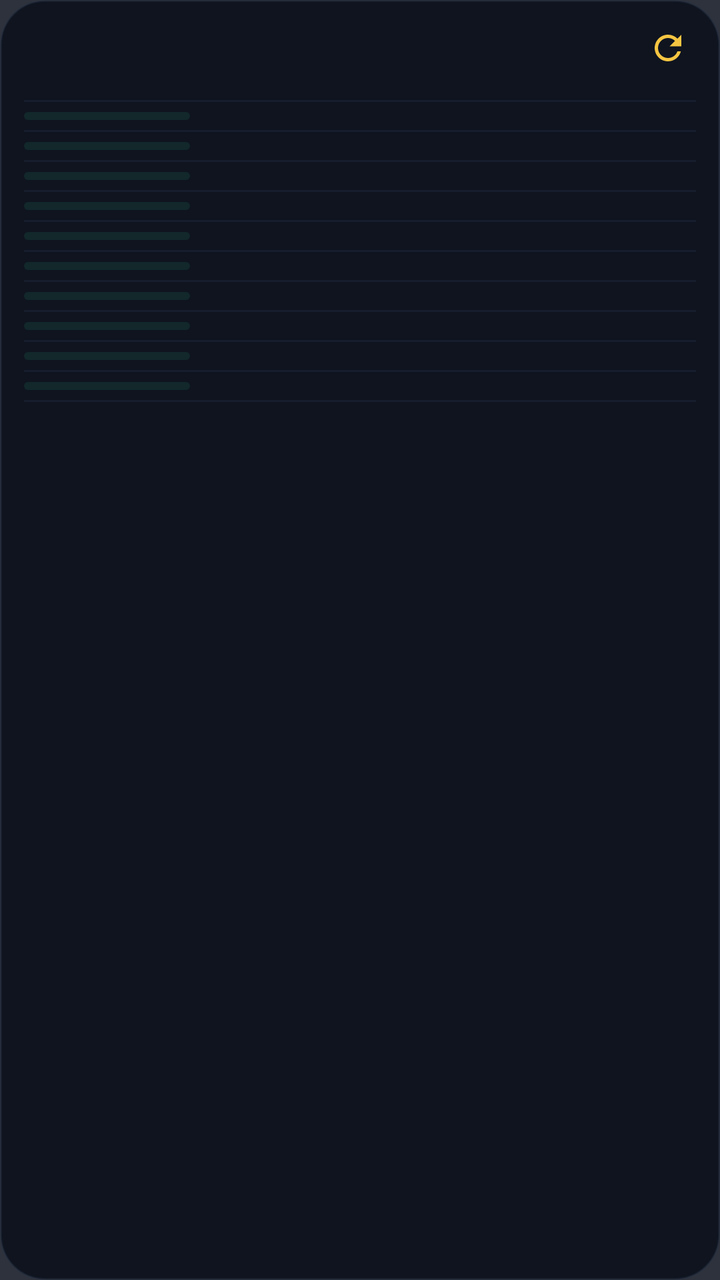
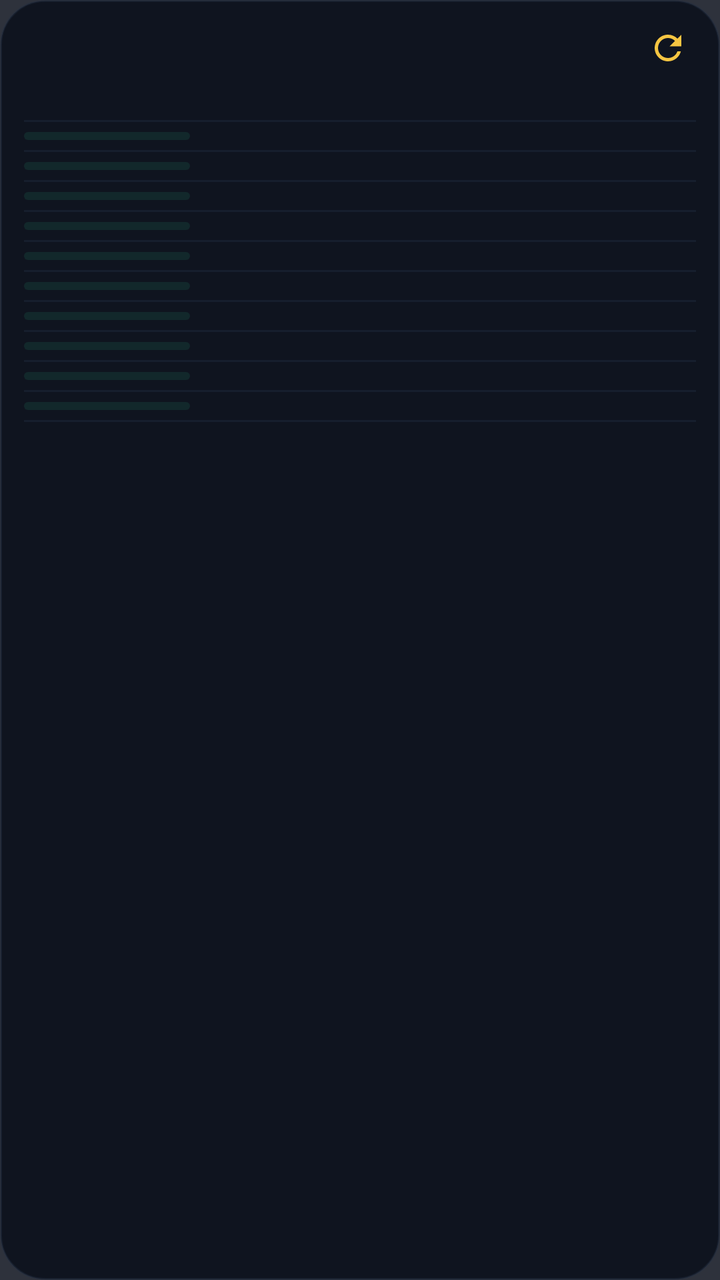

Screens rendered from an Android XML layout before and after an edit, with the pre-edit source and the edit as a unified diff.
<!-- AndroidManifest.xml: application theme Theme.MarketPluss -->
<!-- res/layout/widget_layout.xml -->
<?xml version="1.0" encoding="utf-8"?>
<LinearLayout xmlns:android="http://schemas.android.com/apk/res/android" android:id="@+id/widget_root" android:layout_width="match_parent" android:layout_height="match_parent" android:background="@drawable/bg_widget" android:orientation="vertical" android:paddingStart="12dp" android:paddingEnd="12dp" android:paddingTop="10dp" android:paddingBottom="10dp">
<LinearLayout android:layout_width="match_parent" android:layout_height="wrap_content" android:gravity="center_vertical" android:layoutDirection="ltr" android:orientation="horizontal"><ImageView android:id="@+id/iv_title" android:layout_width="wrap_content" android:layout_height="wrap_content" android:adjustViewBounds="true" android:scaleType="center" android:contentDescription="@string/widget_name"/><TextView android:layout_width="0dp" android:layout_height="1dp" android:layout_weight="1" android:text=""/><ImageView android:id="@+id/iv_updated_at" android:layout_width="wrap_content" android:layout_height="wrap_content" android:layout_marginEnd="6dp" android:adjustViewBounds="true" android:scaleType="center"/><ImageView android:id="@+id/btn_refresh" android:layout_width="28dp" android:layout_height="28dp" android:padding="4dp" android:src="@drawable/ic_refresh" android:contentDescription="@string/refresh"/></LinearLayout>
<LinearLayout android:layout_width="match_parent" android:layout_height="wrap_content" android:layout_marginTop="8dp" android:gravity="center_vertical" android:layoutDirection="rtl" android:orientation="horizontal" android:paddingStart="2dp" android:paddingEnd="2dp"><LinearLayout android:layout_width="0dp" android:layout_height="wrap_content" android:layout_weight="1.4" android:gravity="center_vertical|start"><ImageView android:id="@+id/iv_header_name" android:layout_width="wrap_content" android:layout_height="wrap_content" android:adjustViewBounds="true" android:scaleType="center"/></LinearLayout><LinearLayout android:layout_width="0dp" android:layout_height="wrap_content" android:layout_weight="1.2" android:gravity="center_vertical|start"><ImageView android:id="@+id/iv_header_value" android:layout_width="wrap_content" android:layout_height="wrap_content" android:adjustViewBounds="true" android:scaleType="center"/></LinearLayout><LinearLayout android:layout_width="0dp" android:layout_height="wrap_content" android:layout_weight="0.85" android:gravity="center"><ImageView android:id="@+id/iv_header_pct" android:layout_width="wrap_content" android:layout_height="wrap_content" android:adjustViewBounds="true" android:scaleType="center"/></LinearLayout></LinearLayout>
<TextView android:layout_width="match_parent" android:layout_height="1dp" android:layout_marginTop="4dp" android:background="@color/divider"/>
<LinearLayout android:id="@+id/row_0" android:layout_width="match_parent" android:layout_height="wrap_content" android:gravity="center_vertical" android:layoutDirection="rtl" android:orientation="horizontal" android:paddingTop="5dp" android:paddingBottom="5dp"><LinearLayout android:layout_width="0dp" android:layout_height="wrap_content" android:layout_weight="1.4" android:gravity="center_vertical|start" android:orientation="horizontal"><ImageView android:id="@+id/iv_name_0" android:layout_width="wrap_content" android:layout_height="wrap_content" android:adjustViewBounds="true" android:scaleType="center"/></LinearLayout><LinearLayout android:layout_width="0dp" android:layout_height="wrap_content" android:layout_weight="1.2" android:gravity="center_vertical|start" android:orientation="vertical"><ImageView android:id="@+id/iv_value_0" android:layout_width="wrap_content" android:layout_height="wrap_content" android:adjustViewBounds="true" android:scaleType="center"/><ImageView android:id="@+id/iv_unit_0" android:layout_width="wrap_content" android:layout_height="wrap_content" android:adjustViewBounds="true" android:scaleType="center" android:visibility="gone"/></LinearLayout><LinearLayout android:id="@+id/badge_0" android:layout_width="0dp" android:layout_height="wrap_content" android:layout_weight="0.85" android:background="@drawable/bg_badge_pos" android:gravity="center" android:paddingTop="2dp" android:paddingBottom="2dp" android:paddingStart="4dp" android:paddingEnd="4dp"><ImageView android:id="@+id/iv_pct_0" android:layout_width="wrap_content" android:layout_height="wrap_content" android:adjustViewBounds="true" android:scaleType="center"/></LinearLayout></LinearLayout>
<TextView android:id="@+id/div_0" android:layout_width="match_parent" android:layout_height="1dp" android:background="@color/divider"/>
<LinearLayout android:id="@+id/row_1" android:layout_width="match_parent" android:layout_height="wrap_content" android:gravity="center_vertical" android:layoutDirection="rtl" android:orientation="horizontal" android:paddingTop="5dp" android:paddingBottom="5dp"><LinearLayout android:layout_width="0dp" android:layout_height="wrap_content" android:layout_weight="1.4" android:gravity="center_vertical|start" android:orientation="horizontal"><ImageView android:id="@+id/iv_name_1" android:layout_width="wrap_content" android:layout_height="wrap_content" android:adjustViewBounds="true" android:scaleType="center"/></LinearLayout><LinearLayout android:layout_width="0dp" android:layout_height="wrap_content" android:layout_weight="1.2" android:gravity="center_vertical|start" android:orientation="vertical"><ImageView android:id="@+id/iv_value_1" android:layout_width="wrap_content" android:layout_height="wrap_content" android:adjustViewBounds="true" android:scaleType="center"/><ImageView android:id="@+id/iv_unit_1" android:layout_width="wrap_content" android:layout_height="wrap_content" android:adjustViewBounds="true" android:scaleType="center" android:visibility="gone"/></LinearLayout><LinearLayout android:id="@+id/badge_1" android:layout_width="0dp" android:layout_height="wrap_content" android:layout_weight="0.85" android:background="@drawable/bg_badge_pos" android:gravity="center" android:paddingTop="2dp" android:paddingBottom="2dp" android:paddingStart="4dp" android:paddingEnd="4dp"><ImageView android:id="@+id/iv_pct_1" android:layout_width="wrap_content" android:layout_height="wrap_content" android:adjustViewBounds="true" android:scaleType="center"/></LinearLayout></LinearLayout>
<TextView android:id="@+id/div_1" android:layout_width="match_parent" android:layout_height="1dp" android:background="@color/divider"/>
<LinearLayout android:id="@+id/row_2" android:layout_width="match_parent" android:layout_height="wrap_content" android:gravity="center_vertical" android:layoutDirection="rtl" android:orientation="horizontal" android:paddingTop="5dp" android:paddingBottom="5dp"><LinearLayout android:layout_width="0dp" android:layout_height="wrap_content" android:layout_weight="1.4" android:gravity="center_vertical|start" android:orientation="horizontal"><ImageView android:id="@+id/iv_name_2" android:layout_width="wrap_content" android:layout_height="wrap_content" android:adjustViewBounds="true" android:scaleType="center"/></LinearLayout><LinearLayout android:layout_width="0dp" android:layout_height="wrap_content" android:layout_weight="1.2" android:gravity="center_vertical|start" android:orientation="vertical"><ImageView android:id="@+id/iv_value_2" android:layout_width="wrap_content" android:layout_height="wrap_content" android:adjustViewBounds="true" android:scaleType="center"/><ImageView android:id="@+id/iv_unit_2" android:layout_width="wrap_content" android:layout_height="wrap_content" android:adjustViewBounds="true" android:scaleType="center" android:visibility="gone"/></LinearLayout><LinearLayout android:id="@+id/badge_2" android:layout_width="0dp" android:layout_height="wrap_content" android:layout_weight="0.85" android:background="@drawable/bg_badge_pos" android:gravity="center" android:paddingTop="2dp" android:paddingBottom="2dp" android:paddingStart="4dp" android:paddingEnd="4dp"><ImageView android:id="@+id/iv_pct_2" android:layout_width="wrap_content" android:layout_height="wrap_content" android:adjustViewBounds="true" android:scaleType="center"/></LinearLayout></LinearLayout>
<TextView android:id="@+id/div_2" android:layout_width="match_parent" android:layout_height="1dp" android:background="@color/divider"/>
<LinearLayout android:id="@+id/row_3" android:layout_width="match_parent" android:layout_height="wrap_content" android:gravity="center_vertical" android:layoutDirection="rtl" android:orientation="horizontal" android:paddingTop="5dp" android:paddingBottom="5dp"><LinearLayout android:layout_width="0dp" android:layout_height="wrap_content" android:layout_weight="1.4" android:gravity="center_vertical|start" android:orientation="horizontal"><ImageView android:id="@+id/iv_name_3" android:layout_width="wrap_content" android:layout_height="wrap_content" android:adjustViewBounds="true" android:scaleType="center"/></LinearLayout><LinearLayout android:layout_width="0dp" android:layout_height="wrap_content" android:layout_weight="1.2" android:gravity="center_vertical|start" android:orientation="vertical"><ImageView android:id="@+id/iv_value_3" android:layout_width="wrap_content" android:layout_height="wrap_content" android:adjustViewBounds="true" android:scaleType="center"/><ImageView android:id="@+id/iv_unit_3" android:layout_width="wrap_content" android:layout_height="wrap_content" android:adjustViewBounds="true" android:scaleType="center" android:visibility="gone"/></LinearLayout><LinearLayout android:id="@+id/badge_3" android:layout_width="0dp" android:layout_height="wrap_content" android:layout_weight="0.85" android:background="@drawable/bg_badge_pos" android:gravity="center" android:paddingTop="2dp" android:paddingBottom="2dp" android:paddingStart="4dp" android:paddingEnd="4dp"><ImageView android:id="@+id/iv_pct_3" android:layout_width="wrap_content" android:layout_height="wrap_content" android:adjustViewBounds="true" android:scaleType="center"/></LinearLayout></LinearLayout>
<TextView android:id="@+id/div_3" android:layout_width="match_parent" android:layout_height="1dp" android:background="@color/divider"/>
<LinearLayout android:id="@+id/row_4" android:layout_width="match_parent" android:layout_height="wrap_content" android:gravity="center_vertical" android:layoutDirection="rtl" android:orientation="horizontal" android:paddingTop="5dp" android:paddingBottom="5dp"><LinearLayout android:layout_width="0dp" android:layout_height="wrap_content" android:layout_weight="1.4" android:gravity="center_vertical|start" android:orientation="horizontal"><ImageView android:id="@+id/iv_name_4" android:layout_width="wrap_content" android:layout_height="wrap_content" android:adjustViewBounds="true" android:scaleType="center"/></LinearLayout><LinearLayout android:layout_width="0dp" android:layout_height="wrap_content" android:layout_weight="1.2" android:gravity="center_vertical|start" android:orientation="vertical"><ImageView android:id="@+id/iv_value_4" android:layout_width="wrap_content" android:layout_height="wrap_content" android:adjustViewBounds="true" android:scaleType="center"/><ImageView android:id="@+id/iv_unit_4" android:layout_width="wrap_content" android:layout_height="wrap_content" android:adjustViewBounds="true" android:scaleType="center" android:visibility="gone"/></LinearLayout><LinearLayout android:id="@+id/badge_4" android:layout_width="0dp" android:layout_height="wrap_content" android:layout_weight="0.85" android:background="@drawable/bg_badge_pos" android:gravity="center" android:paddingTop="2dp" android:paddingBottom="2dp" android:paddingStart="4dp" android:paddingEnd="4dp"><ImageView android:id="@+id/iv_pct_4" android:layout_width="wrap_content" android:layout_height="wrap_content" android:adjustViewBounds="true" android:scaleType="center"/></LinearLayout></LinearLayout>
<TextView android:id="@+id/div_4" android:layout_width="match_parent" android:layout_height="1dp" android:background="@color/divider"/>
<LinearLayout android:id="@+id/row_5" android:layout_width="match_parent" android:layout_height="wrap_content" android:gravity="center_vertical" android:layoutDirection="rtl" android:orientation="horizontal" android:paddingTop="5dp" android:paddingBottom="5dp"><LinearLayout android:layout_width="0dp" android:layout_height="wrap_content" android:layout_weight="1.4" android:gravity="center_vertical|start" android:orientation="horizontal"><ImageView android:id="@+id/iv_name_5" android:layout_width="wrap_content" android:layout_height="wrap_content" android:adjustViewBounds="true" android:scaleType="center"/></LinearLayout><LinearLayout android:layout_width="0dp" android:layout_height="wrap_content" android:layout_weight="1.2" android:gravity="center_vertical|start" android:orientation="vertical"><ImageView android:id="@+id/iv_value_5" android:layout_width="wrap_content" android:layout_height="wrap_content" android:adjustViewBounds="true" android:scaleType="center"/><ImageView android:id="@+id/iv_unit_5" android:layout_width="wrap_content" android:layout_height="wrap_content" android:adjustViewBounds="true" android:scaleType="center" android:visibility="gone"/></LinearLayout><LinearLayout android:id="@+id/badge_5" android:layout_width="0dp" android:layout_height="wrap_content" android:layout_weight="0.85" android:background="@drawable/bg_badge_pos" android:gravity="center" android:paddingTop="2dp" android:paddingBottom="2dp" android:paddingStart="4dp" android:paddingEnd="4dp"><ImageView android:id="@+id/iv_pct_5" android:layout_width="wrap_content" android:layout_height="wrap_content" android:adjustViewBounds="true" android:scaleType="center"/></LinearLayout></LinearLayout>
<TextView android:id="@+id/div_5" android:layout_width="match_parent" android:layout_height="1dp" android:background="@color/divider"/>
<LinearLayout android:id="@+id/row_6" android:layout_width="match_parent" android:layout_height="wrap_content" android:gravity="center_vertical" android:layoutDirection="rtl" android:orientation="horizontal" android:paddingTop="5dp" android:paddingBottom="5dp"><LinearLayout android:layout_width="0dp" android:layout_height="wrap_content" android:layout_weight="1.4" android:gravity="center_vertical|start" android:orientation="horizontal"><ImageView android:id="@+id/iv_name_6" android:layout_width="wrap_content" android:layout_height="wrap_content" android:adjustViewBounds="true" android:scaleType="center"/></LinearLayout><LinearLayout android:layout_width="0dp" android:layout_height="wrap_content" android:layout_weight="1.2" android:gravity="center_vertical|start" android:orientation="vertical"><ImageView android:id="@+id/iv_value_6" android:layout_width="wrap_content" android:layout_height="wrap_content" android:adjustViewBounds="true" android:scaleType="center"/><ImageView android:id="@+id/iv_unit_6" android:layout_width="wrap_content" android:layout_height="wrap_content" android:adjustViewBounds="true" android:scaleType="center" android:visibility="gone"/></LinearLayout><LinearLayout android:id="@+id/badge_6" android:layout_width="0dp" android:layout_height="wrap_content" android:layout_weight="0.85" android:background="@drawable/bg_badge_pos" android:gravity="center" android:paddingTop="2dp" android:paddingBottom="2dp" android:paddingStart="4dp" android:paddingEnd="4dp"><ImageView android:id="@+id/iv_pct_6" android:layout_width="wrap_content" android:layout_height="wrap_content" android:adjustViewBounds="true" android:scaleType="center"/></LinearLayout></LinearLayout>
<TextView android:id="@+id/div_6" android:layout_width="match_parent" android:layout_height="1dp" android:background="@color/divider"/>
<LinearLayout android:id="@+id/row_7" android:layout_width="match_parent" android:layout_height="wrap_content" android:gravity="center_vertical" android:layoutDirection="rtl" android:orientation="horizontal" android:paddingTop="5dp" android:paddingBottom="5dp"><LinearLayout android:layout_width="0dp" android:layout_height="wrap_content" android:layout_weight="1.4" android:gravity="center_vertical|start" android:orientation="horizontal"><ImageView android:id="@+id/iv_name_7" android:layout_width="wrap_content" android:layout_height="wrap_content" android:adjustViewBounds="true" android:scaleType="center"/></LinearLayout><LinearLayout android:layout_width="0dp" android:layout_height="wrap_content" android:layout_weight="1.2" android:gravity="center_vertical|start" android:orientation="vertical"><ImageView android:id="@+id/iv_value_7" android:layout_width="wrap_content" android:layout_height="wrap_content" android:adjustViewBounds="true" android:scaleType="center"/><ImageView android:id="@+id/iv_unit_7" android:layout_width="wrap_content" android:layout_height="wrap_content" android:adjustViewBounds="true" android:scaleType="center" android:visibility="gone"/></LinearLayout><LinearLayout android:id="@+id/badge_7" android:layout_width="0dp" android:layout_height="wrap_content" android:layout_weight="0.85" android:background="@drawable/bg_badge_pos" android:gravity="center" android:paddingTop="2dp" android:paddingBottom="2dp" android:paddingStart="4dp" android:paddingEnd="4dp"><ImageView android:id="@+id/iv_pct_7" android:layout_width="wrap_content" android:layout_height="wrap_content" android:adjustViewBounds="true" android:scaleType="center"/></LinearLayout></LinearLayout>
<TextView android:id="@+id/div_7" android:layout_width="match_parent" android:layout_height="1dp" android:background="@color/divider"/>
<LinearLayout android:id="@+id/row_8" android:layout_width="match_parent" android:layout_height="wrap_content" android:gravity="center_vertical" android:layoutDirection="rtl" android:orientation="horizontal" android:paddingTop="5dp" android:paddingBottom="5dp"><LinearLayout android:layout_width="0dp" android:layout_height="wrap_content" android:layout_weight="1.4" android:gravity="center_vertical|start" android:orientation="horizontal"><ImageView android:id="@+id/iv_name_8" android:layout_width="wrap_content" android:layout_height="wrap_content" android:adjustViewBounds="true" android:scaleType="center"/></LinearLayout><LinearLayout android:layout_width="0dp" android:layout_height="wrap_content" android:layout_weight="1.2" android:gravity="center_vertical|start" android:orientation="vertical"><ImageView android:id="@+id/iv_value_8" android:layout_width="wrap_content" android:layout_height="wrap_content" android:adjustViewBounds="true" android:scaleType="center"/><ImageView android:id="@+id/iv_unit_8" android:layout_width="wrap_content" android:layout_height="wrap_content" android:adjustViewBounds="true" android:scaleType="center" android:visibility="gone"/></LinearLayout><LinearLayout android:id="@+id/badge_8" android:layout_width="0dp" android:layout_height="wrap_content" android:layout_weight="0.85" android:background="@drawable/bg_badge_pos" android:gravity="center" android:paddingTop="2dp" android:paddingBottom="2dp" android:paddingStart="4dp" android:paddingEnd="4dp"><ImageView android:id="@+id/iv_pct_8" android:layout_width="wrap_content" android:layout_height="wrap_content" android:adjustViewBounds="true" android:scaleType="center"/></LinearLayout></LinearLayout>
<TextView android:id="@+id/div_8" android:layout_width="match_parent" android:layout_height="1dp" android:background="@color/divider"/>
<LinearLayout android:id="@+id/row_9" android:layout_width="match_parent" android:layout_height="wrap_content" android:gravity="center_vertical" android:layoutDirection="rtl" android:orientation="horizontal" android:paddingTop="5dp" android:paddingBottom="5dp"><LinearLayout android:layout_width="0dp" android:layout_height="wrap_content" android:layout_weight="1.4" android:gravity="center_vertical|start" android:orientation="horizontal"><ImageView android:id="@+id/iv_name_9" android:layout_width="wrap_content" android:layout_height="wrap_content" android:adjustViewBounds="true" android:scaleType="center"/></LinearLayout><LinearLayout android:layout_width="0dp" android:layout_height="wrap_content" android:layout_weight="1.2" android:gravity="center_vertical|start" android:orientation="vertical"><ImageView android:id="@+id/iv_value_9" android:layout_width="wrap_content" android:layout_height="wrap_content" android:adjustViewBounds="true" android:scaleType="center"/><ImageView android:id="@+id/iv_unit_9" android:layout_width="wrap_content" android:layout_height="wrap_content" android:adjustViewBounds="true" android:scaleType="center" android:visibility="gone"/></LinearLayout><LinearLayout android:id="@+id/badge_9" android:layout_width="0dp" android:layout_height="wrap_content" android:layout_weight="0.85" android:background="@drawable/bg_badge_pos" android:gravity="center" android:paddingTop="2dp" android:paddingBottom="2dp" android:paddingStart="4dp" android:paddingEnd="4dp"><ImageView android:id="@+id/iv_pct_9" android:layout_width="wrap_content" android:layout_height="wrap_content" android:adjustViewBounds="true" android:scaleType="center"/></LinearLayout></LinearLayout>
<TextView android:id="@+id/div_9" android:layout_width="match_parent" android:layout_height="1dp" android:background="@color/divider"/>
</LinearLayout>
<!-- resources referenced by this layout -->
<resources>
  <color name="divider">#66243044</color>
  <!-- drawable bg_badge_pos (drawable) -->
  <?xml version="1.0" encoding="utf-8"?>
  <shape xmlns:android="http://schemas.android.com/apk/res/android"
      android:shape="rectangle">
      <solid android:color="#1A34D399" />
      <corners android:radius="8dp" />
  </shape>
  <!-- drawable bg_widget (drawable) -->
  <?xml version="1.0" encoding="utf-8"?>
  <shape xmlns:android="http://schemas.android.com/apk/res/android"
      android:shape="rectangle">
      <solid android:color="#D90A0F1A" />
      <corners android:radius="22dp" />
      <stroke
          android:width="1dp"
          android:color="#66243044" />
  </shape>
  <!-- drawable ic_refresh (drawable) -->
  <?xml version="1.0" encoding="utf-8"?>
  <vector xmlns:android="http://schemas.android.com/apk/res/android"
      android:width="24dp"
      android:height="24dp"
      android:viewportWidth="24"
      android:viewportHeight="24">
      <path
          android:fillColor="#F5C542"
          android:pathData="M17.65,6.35C16.2,4.9 14.21,4 12,4c-4.42,0 -7.99,3.58 -7.99,8s3.57,8 7.99,8c3.73,0 6.84,-2.55 7.73,-6h-2.08c-0.82,2.33 -3.04,4 -5.65,4 -3.31,0 -6,-2.69 -6,-6s2.69,-6 6,-6c1.66,0 3.14,0.69 4.22,1.78L13,11h7V4l-2.35,2.35z" />
  </vector>
  <string name="refresh">بروزرسانی</string>
  <string name="widget_name">مارکت‌پلاس</string>
  <style name="Theme.MarketPluss" parent="Theme.MaterialComponents.DayNight.NoActionBar">
          <item name="colorPrimary">@color/accent_gold</item>
          <item name="colorPrimaryVariant">@color/bg_dark</item>
          <item name="colorOnPrimary">@color/bg_dark</item>
          <item name="android:statusBarColor">@color/bg_dark</item>
          <item name="android:windowBackground">@color/bg_dark</item>
          <item name="android:textColorPrimary">@color/text_primary</item>
      </style>
  <color name="accent_gold">#F5C542</color>
  <color name="bg_dark">#D90A0F1A</color>
  <color name="text_primary">#F8FAFC</color>
</resources>

<!-- the commit's change to res/layout/widget_layout.xml (unified diff, before → after) -->
@@ -1,8 +1,8 @@
 <?xml version="1.0" encoding="utf-8"?>
 <LinearLayout xmlns:android="http://schemas.android.com/apk/res/android" android:id="@+id/widget_root" android:layout_width="match_parent" android:layout_height="match_parent" android:background="@drawable/bg_widget" android:orientation="vertical" android:paddingStart="12dp" android:paddingEnd="12dp" android:paddingTop="10dp" android:paddingBottom="10dp">
 <LinearLayout android:layout_width="match_parent" android:layout_height="wrap_content" android:gravity="center_vertical" android:layoutDirection="ltr" android:orientation="horizontal"><ImageView android:id="@+id/iv_title" android:layout_width="wrap_content" android:layout_height="wrap_content" android:adjustViewBounds="true" android:scaleType="center" android:contentDescription="@string/widget_name"/><TextView android:layout_width="0dp" android:layout_height="1dp" android:layout_weight="1" android:text=""/><ImageView android:id="@+id/iv_updated_at" android:layout_width="wrap_content" android:layout_height="wrap_content" android:layout_marginEnd="6dp" android:adjustViewBounds="true" android:scaleType="center"/><ImageView android:id="@+id/btn_refresh" android:layout_width="28dp" android:layout_height="28dp" android:padding="4dp" android:src="@drawable/ic_refresh" android:contentDescription="@string/refresh"/></LinearLayout>
-<LinearLayout android:layout_width="match_parent" android:layout_height="wrap_content" android:layout_marginTop="8dp" android:gravity="center_vertical" android:layoutDirection="rtl" android:orientation="horizontal" android:paddingStart="2dp" android:paddingEnd="2dp"><LinearLayout android:layout_width="0dp" android:layout_height="wrap_content" android:layout_weight="1.4" android:gravity="center_vertical|start"><ImageView android:id="@+id/iv_header_name" android:layout_width="wrap_content" android:layout_height="wrap_content" android:adjustViewBounds="true" android:scaleType="center"/></LinearLayout><LinearLayout android:layout_width="0dp" android:layout_height="wrap_content" android:layout_weight="1.2" android:gravity="center_vertical|start"><ImageView android:id="@+id/iv_header_value" android:layout_width="wrap_content" android:layout_height="wrap_content" android:adjustViewBounds="true" android:scaleType="center"/></LinearLayout><LinearLayout android:layout_width="0dp" android:layout_height="wrap_content" android:layout_weight="0.85" android:gravity="center"><ImageView android:id="@+id/iv_header_pct" android:layout_width="wrap_content" android:layout_height="wrap_content" android:adjustViewBounds="true" android:scaleType="center"/></LinearLayout></LinearLayout>
-<TextView android:layout_width="match_parent" android:layout_height="1dp" android:layout_marginTop="4dp" android:background="@color/divider"/>
+<LinearLayout android:layout_width="match_parent" android:layout_height="wrap_content" android:layout_marginTop="10dp" android:gravity="center_vertical" android:layoutDirection="rtl" android:orientation="horizontal" android:paddingStart="2dp" android:paddingEnd="2dp"><LinearLayout android:layout_width="0dp" android:layout_height="wrap_content" android:layout_weight="1.4" android:gravity="center_vertical|start"><ImageView android:id="@+id/iv_header_name" android:layout_width="wrap_content" android:layout_height="wrap_content" android:adjustViewBounds="true" android:scaleType="center"/></LinearLayout><LinearLayout android:layout_width="0dp" android:layout_height="wrap_content" android:layout_weight="1.2" android:gravity="center_vertical|start"><ImageView android:id="@+id/iv_header_value" android:layout_width="wrap_content" android:layout_height="wrap_content" android:adjustViewBounds="true" android:scaleType="center"/></LinearLayout><LinearLayout android:layout_width="0dp" android:layout_height="wrap_content" android:layout_weight="0.85" android:gravity="center"><ImageView android:id="@+id/iv_header_pct" android:layout_width="wrap_content" android:layout_height="wrap_content" android:adjustViewBounds="true" android:scaleType="center"/></LinearLayout></LinearLayout>
+<TextView android:layout_width="match_parent" android:layout_height="1dp" android:layout_marginTop="12dp" android:background="@color/divider"/>
 <LinearLayout android:id="@+id/row_0" android:layout_width="match_parent" android:layout_height="wrap_content" android:gravity="center_vertical" android:layoutDirection="rtl" android:orientation="horizontal" android:paddingTop="5dp" android:paddingBottom="5dp"><LinearLayout android:layout_width="0dp" android:layout_height="wrap_content" android:layout_weight="1.4" android:gravity="center_vertical|start" android:orientation="horizontal"><ImageView android:id="@+id/iv_name_0" android:layout_width="wrap_content" android:layout_height="wrap_content" android:adjustViewBounds="true" android:scaleType="center"/></LinearLayout><LinearLayout android:layout_width="0dp" android:layout_height="wrap_content" android:layout_weight="1.2" android:gravity="center_vertical|start" android:orientation="vertical"><ImageView android:id="@+id/iv_value_0" android:layout_width="wrap_content" android:layout_height="wrap_content" android:adjustViewBounds="true" android:scaleType="center"/><ImageView android:id="@+id/iv_unit_0" android:layout_width="wrap_content" android:layout_height="wrap_content" android:adjustViewBounds="true" android:scaleType="center" android:visibility="gone"/></LinearLayout><LinearLayout android:id="@+id/badge_0" android:layout_width="0dp" android:layout_height="wrap_content" android:layout_weight="0.85" android:background="@drawable/bg_badge_pos" android:gravity="center" android:paddingTop="2dp" android:paddingBottom="2dp" android:paddingStart="4dp" android:paddingEnd="4dp"><ImageView android:id="@+id/iv_pct_0" android:layout_width="wrap_content" android:layout_height="wrap_content" android:adjustViewBounds="true" android:scaleType="center"/></LinearLayout></LinearLayout>
 <TextView android:id="@+id/div_0" android:layout_width="match_parent" android:layout_height="1dp" android:background="@color/divider"/>
 <LinearLayout android:id="@+id/row_1" android:layout_width="match_parent" android:layout_height="wrap_content" android:gravity="center_vertical" android:layoutDirection="rtl" android:orientation="horizontal" android:paddingTop="5dp" android:paddingBottom="5dp"><LinearLayout android:layout_width="0dp" android:layout_height="wrap_content" android:layout_weight="1.4" android:gravity="center_vertical|start" android:orientation="horizontal"><ImageView android:id="@+id/iv_name_1" android:layout_width="wrap_content" android:layout_height="wrap_content" android:adjustViewBounds="true" android:scaleType="center"/></LinearLayout><LinearLayout android:layout_width="0dp" android:layout_height="wrap_content" android:layout_weight="1.2" android:gravity="center_vertical|start" android:orientation="vertical"><ImageView android:id="@+id/iv_value_1" android:layout_width="wrap_content" android:layout_height="wrap_content" android:adjustViewBounds="true" android:scaleType="center"/><ImageView android:id="@+id/iv_unit_1" android:layout_width="wrap_content" android:layout_height="wrap_content" android:adjustViewBounds="true" android:scaleType="center" android:visibility="gone"/></LinearLayout><LinearLayout android:id="@+id/badge_1" android:layout_width="0dp" android:layout_height="wrap_content" android:layout_weight="0.85" android:background="@drawable/bg_badge_pos" android:gravity="center" android:paddingTop="2dp" android:paddingBottom="2dp" android:paddingStart="4dp" android:paddingEnd="4dp"><ImageView android:id="@+id/iv_pct_1" android:layout_width="wrap_content" android:layout_height="wrap_content" android:adjustViewBounds="true" android:scaleType="center"/></LinearLayout></LinearLayout>
